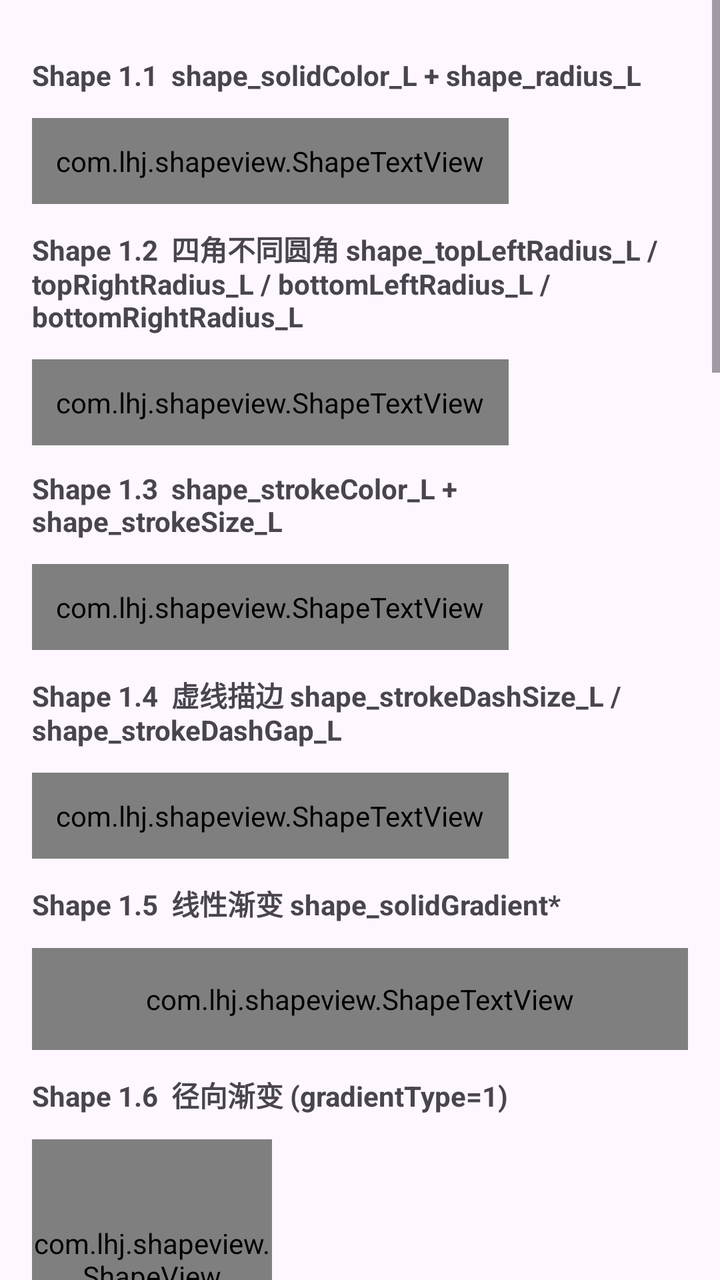
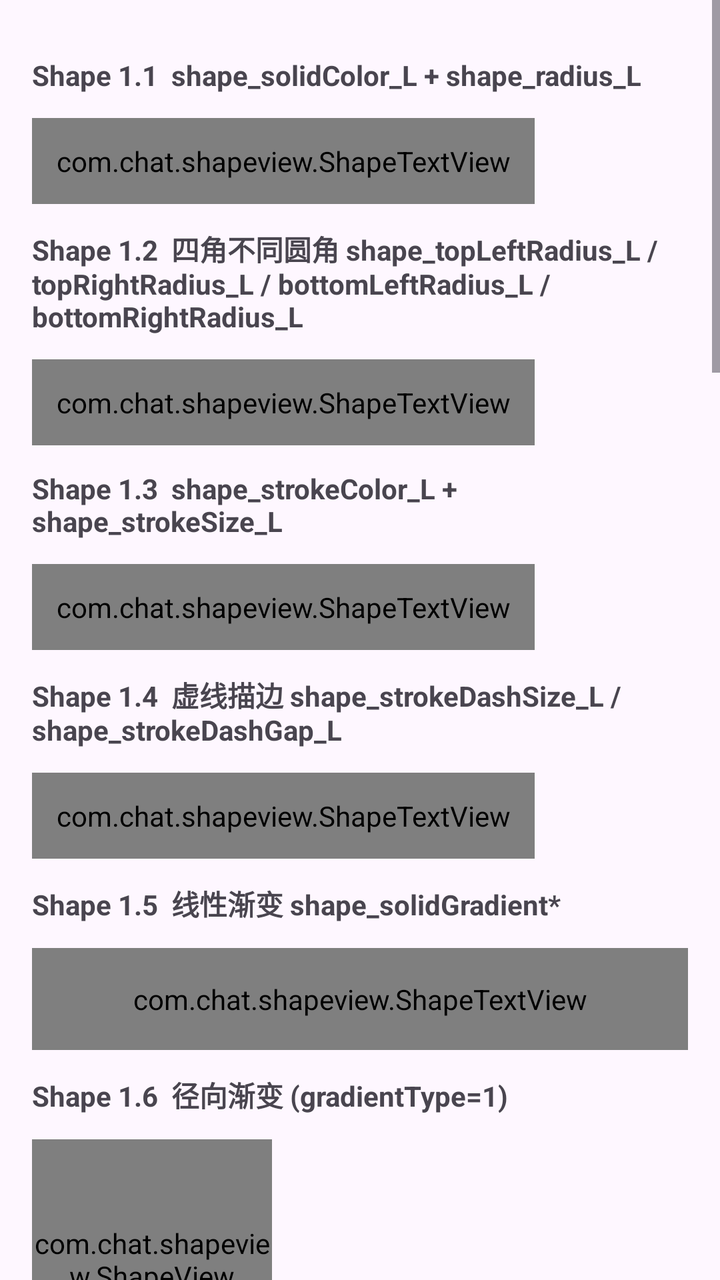

Screens rendered from an Android XML layout before and after an edit, with the pre-edit source and the edit as a unified diff.
<!-- AndroidManifest.xml: application theme Theme.MyApplication -->
<!-- res/layout/activity_view.xml -->
<?xml version="1.0" encoding="utf-8"?>
<ScrollView xmlns:android="http://schemas.android.com/apk/res/android"
    xmlns:app="http://schemas.android.com/apk/res-auto"
    xmlns:tools="http://schemas.android.com/tools"
    android:id="@+id/main"
    android:layout_width="match_parent"
    android:layout_height="match_parent"
    android:fillViewport="true"
    tools:context=".ViewActivity">

    <LinearLayout
        android:layout_width="match_parent"
        android:layout_height="wrap_content"
        android:orientation="vertical"
        android:padding="16dp">


        
        
        

        <TextView
            android:layout_width="wrap_content"
            android:layout_height="wrap_content"
            android:paddingVertical="12dp"
            android:text="Shape 1.1  shape_solidColor_L + shape_radius_L"
            android:textStyle="bold" />

        <com.lhj.shapeview.ShapeTextView
            android:layout_width="wrap_content"
            android:layout_height="wrap_content"
            android:gravity="center"
            android:padding="12dp"
            android:text="实心 + 圆角"
            android:textColor="#FFFFFF"
            app:shape_radius_L="8dp"
            app:shape_solidColor_L="#3F51B5" />


        <TextView
            android:layout_width="wrap_content"
            android:layout_height="wrap_content"
            android:paddingVertical="12dp"
            android:text="Shape 1.2  四角不同圆角 shape_topLeftRadius_L / topRightRadius_L / bottomLeftRadius_L / bottomRightRadius_L"
            android:textStyle="bold" />

        <com.lhj.shapeview.ShapeTextView
            android:layout_width="wrap_content"
            android:layout_height="wrap_content"
            android:gravity="center"
            android:padding="12dp"
            android:text="左上 16dp / 右下 16dp"
            android:textColor="#FFFFFF"
            app:shape_bottomRightRadius_L="16dp"
            app:shape_solidColor_L="#009688"
            app:shape_topLeftRadius_L="16dp" />


        <TextView
            android:layout_width="wrap_content"
            android:layout_height="wrap_content"
            android:paddingVertical="12dp"
            android:text="Shape 1.3  shape_strokeColor_L + shape_strokeSize_L"
            android:textStyle="bold" />

        <com.lhj.shapeview.ShapeTextView
            android:layout_width="wrap_content"
            android:layout_height="wrap_content"
            android:gravity="center"
            android:padding="12dp"
            android:text="描边 2dp + 半透明红"
            android:textColor="#E91E63"
            app:shape_radius_L="6dp"
            app:shape_solidColor_L="#FFF0F4"
            app:shape_strokeColor_L="#E91E63"
            app:shape_strokeSize_L="2dp" />


        <TextView
            android:layout_width="wrap_content"
            android:layout_height="wrap_content"
            android:paddingVertical="12dp"
            android:text="Shape 1.4  虚线描边 shape_strokeDashSize_L / shape_strokeDashGap_L"
            android:textStyle="bold" />

        <com.lhj.shapeview.ShapeTextView
            android:layout_width="wrap_content"
            android:layout_height="wrap_content"
            android:gravity="center"
            android:padding="12dp"
            android:text="虚线 6dp 间距 4dp"
            android:textColor="#FF9800"
            app:shape_radius_L="6dp"
            app:shape_solidColor_L="#FFFFFF"
            app:shape_strokeColor_L="#FF9800"
            app:shape_strokeDashGap_L="4dp"
            app:shape_strokeDashSize_L="6dp"
            app:shape_strokeSize_L="2dp" />


        <TextView
            android:layout_width="wrap_content"
            android:layout_height="wrap_content"
            android:paddingVertical="12dp"
            android:text="Shape 1.5  线性渐变 shape_solidGradient*"
            android:textStyle="bold" />

        <com.lhj.shapeview.ShapeTextView
            android:layout_width="match_parent"
            android:layout_height="wrap_content"
            android:gravity="center"
            android:padding="16dp"
            android:text="左→中→右 三段渐变 (LEFT_RIGHT)"
            android:textColor="#FFFFFF"
            app:shape_radius_L="8dp"
            app:shape_solidGradientCenterColor_L="#9C27B0"
            app:shape_solidGradientEndColor_L="#03A9F4"
            app:shape_solidGradientOrientation_L="leftToRight"
            app:shape_solidGradientStartColor_L="#F44336"
            app:shape_solidGradientType_L="linear" />


        <TextView
            android:layout_width="wrap_content"
            android:layout_height="wrap_content"
            android:paddingVertical="12dp"
            android:text="Shape 1.6  径向渐变 (gradientType=1)"
            android:textStyle="bold" />

        <com.lhj.shapeview.ShapeView
            android:layout_width="120dp"
            android:layout_height="120dp"
            app:shape_radius_L="60dp"
            app:shape_solidGradientCenterX_L="0.5"
            app:shape_solidGradientCenterY_L="0.5"
            app:shape_solidGradientEndColor_L="#1A237E"
            app:shape_solidGradientRadius_L="60dp"
            app:shape_solidGradientStartColor_L="#FFEB3B"
            app:shape_solidGradientType_L="radial" />


        <TextView
            android:layout_width="wrap_content"
            android:layout_height="wrap_content"
            android:paddingVertical="12dp"
            android:text="Shape 1.7  按压/选中态颜色 shape_solidPressedColor_L 等"
            android:textStyle="bold" />

        <com.lhj.shapeview.ShapeButton
            android:id="@+id/btn_color"
            android:layout_width="wrap_content"
            android:layout_height="wrap_content"
            android:text="按一下试试"
            android:textColor="#FFFFFF"
            app:shape_radius_L="24dp"
            app:shape_solidColor_L="#2196F3"
            app:shape_solidDisabledColor_L="#1F1E1E"
            app:shape_solidPressedColor_L="#FFC107"
            app:shape_solidSelectedColor_L="#3ABF3F" />


        <TextView
            android:layout_width="wrap_content"
            android:layout_height="wrap_content"
            android:paddingVertical="12dp"
            android:text="Shape 1.8  椭圆 shape_L=1"
            android:textStyle="bold" />

        <com.lhj.shapeview.ShapeView
            android:layout_width="120dp"
            android:layout_height="60dp"
            app:shape_L="oval"
            app:shape_solidColor_L="#4CAF50"
            app:shape_strokeColor_L="#1B5E20"
            app:shape_strokeSize_L="2dp" />


        <TextView
            android:layout_width="wrap_content"
            android:layout_height="wrap_content"
            android:paddingVertical="12dp"
            android:textColor="@color/black"
            android:text="Shape 1.9  圆环 shape_L=3 + shape_innerRadiusRatio_L / shape_thicknessRatio_L"
            android:textStyle="bold" />

        <com.lhj.shapeview.ShapeView
            android:layout_width="100dp"
            android:layout_height="100dp"
            app:shape_L="ring"
            app:shape_innerRadiusRatio_L="3"
            app:shape_solidColor_L="#FF5722"
            app:shape_thicknessRatio_L="9"
            app:shape_useLevel_L="false" />


        <TextView
            android:layout_width="wrap_content"
            android:layout_height="wrap_content"
            android:paddingVertical="12dp"
            android:textColor="@color/black"
            android:text="Shape 1.10  线条 shape_L=2 + shape_lineGravity_L"
            android:textStyle="bold" />

        <com.lhj.shapeview.ShapeView
            android:layout_width="match_parent"
            android:layout_height="20dp"
            app:shape_L="line"
            app:shape_lineGravity_L="center"
            app:shape_strokeColor_L="#607D8B"
            app:shape_strokeDashGap_L="4dp"
            app:shape_strokeDashSize_L="8dp"
            app:shape_strokeSize_L="2dp" />


        <TextView
            android:layout_width="wrap_content"
            android:layout_height="wrap_content"
            android:textColor="@color/black"
            android:text="Shape 1.11  显式 shape_width_L / shape_height_L"
            android:textStyle="bold" />

        <com.lhj.shapeview.ShapeView
            android:layout_width="wrap_content"
            android:layout_height="wrap_content"
            app:shape_height_L="48dp"
            app:shape_radius_L="24dp"
            app:shape_solidColor_L="#795548"
            app:shape_width_L="160dp" />


        <View
            android:layout_width="match_parent"
            android:layout_height="1dp"
            android:layout_marginVertical="24dp"
            android:background="#DDDDDD" />


        
        
        

        <TextView
            android:layout_width="wrap_content"
            android:layout_height="wrap_content"
            android:paddingVertical="12dp"
            android:text="Shadow 2.1  仅 shape_shadowElevation_L (系统默认黑色阴影，无 ambient 硬边)"
            android:textStyle="bold" />

        <com.lhj.shapeview.ShapeTextView
            android:layout_width="wrap_content"
            android:layout_height="wrap_content"
            android:gravity="center"
            android:padding="16dp"
            android:text="只设 elevation = 6dp"
            android:textColor="#212121"
            app:shape_radius_L="8dp"
            app:shape_shadowElevation_L="6dp"
            app:shape_solidColor_L="#FFFFFF" />


        <TextView
            android:layout_width="wrap_content"
            android:layout_height="wrap_content"
            android:paddingVertical="12dp"
            android:text="Shadow 2.2  shape_shadowSpotColor_L (主光彩色，ambient 自动透明)"
            android:textStyle="bold" />

        <com.lhj.shapeview.ShapeTextView
            android:layout_width="wrap_content"
            android:layout_height="wrap_content"
            android:gravity="center"
            android:padding="20dp"
            android:text="spotColor = #FF4081"
            android:textColor="#212121"
            app:shape_radius_L="8dp"
            app:shape_shadowElevation_L="4dp"
            app:shape_shadowSpotColor_L="#FF4081"/>


        <TextView
            android:layout_width="wrap_content"
            android:layout_height="wrap_content"
            android:paddingVertical="12dp"
            android:text="Shadow 2.3  shape_shadowAmbientColor_L (环境光彩色，spot 自动透明)"
            android:textStyle="bold" />

        <com.lhj.shapeview.ShapeTextView
            android:layout_width="wrap_content"
            android:layout_height="wrap_content"
            android:gravity="center"
            android:padding="16dp"
            android:text="ambientColor = #00BCD4"
            android:textColor="#212121"
            app:shape_radius_L="8dp"
            app:shape_shadowAmbientColor_L="#00BCD4"
            app:shape_shadowElevation_L="8dp"
            app:shape_solidColor_L="#FFFFFF" />


        <TextView
            android:layout_width="wrap_content"
            android:layout_height="wrap_content"
            android:paddingVertical="12dp"
            android:text="Shadow 2.4  spot + ambient 同时设(各自原值，互不影响)"
            android:textStyle="bold" />

        <com.lhj.shapeview.ShapeTextView
            android:layout_width="wrap_content"
            android:layout_height="wrap_content"
            android:gravity="center"
            android:padding="16dp"
            android:text="spot=#7C4DFF / ambient=#1A7C4DFF"
            android:textColor="#212121"
            app:shape_radius_L="8dp"
            app:shape_shadowAmbientColor_L="#1A7C4DFF"
            app:shape_shadowElevation_L="10dp"
            app:shape_shadowSpotColor_L="#7C4DFF"
            app:shape_solidColor_L="#FFFFFF" />


        <TextView
            android:layout_width="wrap_content"
            android:layout_height="wrap_content"
            android:paddingVertical="12dp"
            android:text="Shadow 2.5  shape_shadowMaxElevation_L (兼容计算用的最大阴影高度)"
            android:textStyle="bold" />

        <com.lhj.shapeview.ShapeTextView
            android:layout_width="wrap_content"
            android:layout_height="wrap_content"
            android:gravity="center"
            android:padding="16dp"
            android:text="elevation=4dp / max=12dp"
            android:textColor="#212121"
            app:shape_radius_L="8dp"
            app:shape_shadowElevation_L="4dp"
            app:shape_shadowMaxElevation_L="12dp"
            app:shape_shadowSpotColor_L="#33000000"
            app:shape_solidColor_L="#FFFFFF" />


        <TextView
            android:layout_width="wrap_content"
            android:layout_height="wrap_content"
            android:paddingVertical="12dp"
            android:text="Shadow 2.10  shape_shadowUseCompatPadding_L / shape_shadowPreventCornerOverlap_L"
            android:textStyle="bold" />

        <com.lhj.shapeview.ShapeTextView
            android:layout_width="wrap_content"
            android:layout_height="wrap_content"
            android:gravity="center"
            android:padding="16dp"
            android:text="compat=true / preventOverlap=true"
            android:textColor="#212121"
            app:shape_radius_L="12dp"
            app:shape_shadowElevation_L="6dp"
            app:shape_shadowPreventCornerOverlap_L="true"
            app:shape_shadowSpotColor_L="#33000000"
            app:shape_shadowUseCompatPadding_L="true"
            app:shape_solidColor_L="#FFFFFF" />


        <View
            android:layout_width="match_parent"
            android:layout_height="1dp"
            android:layout_marginVertical="24dp"
            android:background="#DDDDDD" />


        
        
        

        <TextView
            android:layout_width="wrap_content"
            android:layout_height="wrap_content"
            android:paddingVertical="12dp"
            android:text="Combo  Shape 渐变 + Shadow 彩色阴影 + 圆角同步到 outline"
            android:textStyle="bold" />

        <com.lhj.shapeview.ShapeLinearLayout
            android:layout_width="match_parent"
            android:layout_height="wrap_content"
            android:layout_marginBottom="24dp"
            android:orientation="vertical"
            android:layout_marginTop="10dp"
            android:paddingStart="10dp"
            android:paddingTop="10dp"
            android:paddingBottom="10dp"
            android:paddingEnd="10dp"
            app:shape_radius_L="12dp"
            app:shape_shadowElevation_L="5dp"
            app:shape_shadowSpotColor_L="#FF5722"
            app:shape_solidGradientEndColor_L="#311B92"
            app:shape_solidGradientOrientation_L="topLeftToBottomRight"
            app:shape_solidGradientStartColor_L="#6200EE">

            <TextView
                android:layout_width="wrap_content"
                android:layout_height="wrap_content"
                android:text="标题"
                android:textColor="#FFFFFF"
                android:textSize="16sp"
                android:textStyle="bold" />

            <TextView
                android:layout_width="match_parent"
                android:layout_height="wrap_content"
                android:paddingTop="8dp"
                android:text="渐变背景 + 紫色阴影 + 12dp 圆角，shadow padding 自动留出"
                android:textColor="#E1BEE7"
                android:textSize="13sp" />
        </com.lhj.shapeview.ShapeLinearLayout>


        <com.lhj.shapeview.ShapeEditText
            android:layout_width="100dp"
            android:layout_height="wrap_content"
            android:padding="10dp"
            app:layout_constraintBottom_toBottomOf="parent"
            app:layout_constraintEnd_toEndOf="parent"
            app:shape_shadowElevation_L="3dp"
            app:layout_constraintStart_toStartOf="parent"
            app:layout_constraintTop_toTopOf="parent"
            app:shape_shadowSpotColor_L="#FF00FF"
            app:shape_shadowOffsetY_L="4dp"
            app:shape_shadowOffsetX_L="2dp"
            app:shape_strokeSize_L="1dp"
            app:shape_strokeColor_L="@color/black"
            app:shape_radius_L="8dp"
            app:shape_solidColor_L="@color/white" />
    </LinearLayout>
</ScrollView>
<!-- resources referenced by this layout -->
<resources>
  <color name="black">#FF000000</color>
  <color name="white">#FFFFFFFF</color>
  <style name="Theme.MyApplication" parent="Base.Theme.MyApplication" />
  <style name="Base.Theme.MyApplication" parent="Theme.Material3.DayNight.NoActionBar">
          
          
      </style>
</resources>

<!-- the commit's change to res/layout/activity_view.xml (unified diff, before → after) -->
@@ -26,7 +26,7 @@
             android:text="Shape 1.1  shape_solidColor_L + shape_radius_L"
             android:textStyle="bold" />
 
-        <com.lhj.shapeview.ShapeTextView
+        <com.chat.shapeview.ShapeTextView
             android:layout_width="wrap_content"
             android:layout_height="wrap_content"
             android:gravity="center"
@@ -44,7 +44,7 @@
             android:text="Shape 1.2  四角不同圆角 shape_topLeftRadius_L / topRightRadius_L / bottomLeftRadius_L / bottomRightRadius_L"
             android:textStyle="bold" />
 
-        <com.lhj.shapeview.ShapeTextView
+        <com.chat.shapeview.ShapeTextView
             android:layout_width="wrap_content"
             android:layout_height="wrap_content"
             android:gravity="center"
@@ -63,7 +63,7 @@
             android:text="Shape 1.3  shape_strokeColor_L + shape_strokeSize_L"
             android:textStyle="bold" />
 
-        <com.lhj.shapeview.ShapeTextView
+        <com.chat.shapeview.ShapeTextView
             android:layout_width="wrap_content"
             android:layout_height="wrap_content"
             android:gravity="center"
@@ -83,7 +83,7 @@
             android:text="Shape 1.4  虚线描边 shape_strokeDashSize_L / shape_strokeDashGap_L"
             android:textStyle="bold" />
 
-        <com.lhj.shapeview.ShapeTextView
+        <com.chat.shapeview.ShapeTextView
             android:layout_width="wrap_content"
             android:layout_height="wrap_content"
             android:gravity="center"
@@ -105,7 +105,7 @@
             android:text="Shape 1.5  线性渐变 shape_solidGradient*"
             android:textStyle="bold" />
 
-        <com.lhj.shapeview.ShapeTextView
+        <com.chat.shapeview.ShapeTextView
             android:layout_width="match_parent"
             android:layout_height="wrap_content"
             android:gravity="center"
@@ -127,7 +127,7 @@
             android:text="Shape 1.6  径向渐变 (gradientType=1)"
             android:textStyle="bold" />
 
-        <com.lhj.shapeview.ShapeView
+        <com.chat.shapeview.ShapeView
             android:layout_width="120dp"
             android:layout_height="120dp"
             app:shape_radius_L="60dp"
@@ -146,7 +146,7 @@
             android:text="Shape 1.7  按压/选中态颜色 shape_solidPressedColor_L 等"
             android:textStyle="bold" />
 
-        <com.lhj.shapeview.ShapeButton
+        <com.chat.shapeview.ShapeButton
             android:id="@+id/btn_color"
             android:layout_width="wrap_content"
             android:layout_height="wrap_content"
@@ -166,7 +166,7 @@
             android:text="Shape 1.8  椭圆 shape_L=1"
             android:textStyle="bold" />
 
-        <com.lhj.shapeview.ShapeView
+        <com.chat.shapeview.ShapeView
             android:layout_width="120dp"
             android:layout_height="60dp"
             app:shape_L="oval"
@@ -183,7 +183,7 @@
             android:text="Shape 1.9  圆环 shape_L=3 + shape_innerRadiusRatio_L / shape_thicknessRatio_L"
             android:textStyle="bold" />
 
-        <com.lhj.shapeview.ShapeView
+        <com.chat.shapeview.ShapeView
             android:layout_width="100dp"
             android:layout_height="100dp"
             app:shape_L="ring"
@@ -201,7 +201,7 @@
             android:text="Shape 1.10  线条 shape_L=2 + shape_lineGravity_L"
             android:textStyle="bold" />
 
-        <com.lhj.shapeview.ShapeView
+        <com.chat.shapeview.ShapeView
             android:layout_width="match_parent"
             android:layout_height="20dp"
             app:shape_L="line"
@@ -219,7 +219,7 @@
             android:text="Shape 1.11  显式 shape_width_L / shape_height_L"
             android:textStyle="bold" />
 
-        <com.lhj.shapeview.ShapeView
+        <com.chat.shapeview.ShapeView
             android:layout_width="wrap_content"
             android:layout_height="wrap_content"
             app:shape_height_L="48dp"
@@ -246,7 +246,7 @@
             android:text="Shadow 2.1  仅 shape_shadowElevation_L (系统默认黑色阴影，无 ambient 硬边)"
             android:textStyle="bold" />
 
-        <com.lhj.shapeview.ShapeTextView
+        <com.chat.shapeview.ShapeTextView
             android:layout_width="wrap_content"
             android:layout_height="wrap_content"
             android:gravity="center"
@@ -265,7 +265,7 @@
             android:text="Shadow 2.2  shape_shadowSpotColor_L (主光彩色，ambient 自动透明)"
             android:textStyle="bold" />
 
-        <com.lhj.shapeview.ShapeTextView
+        <com.chat.shapeview.ShapeTextView
             android:layout_width="wrap_content"
             android:layout_height="wrap_content"
             android:gravity="center"
@@ -284,7 +284,7 @@
             android:text="Shadow 2.3  shape_shadowAmbientColor_L (环境光彩色，spot 自动透明)"
             android:textStyle="bold" />
 
-        <com.lhj.shapeview.ShapeTextView
+        <com.chat.shapeview.ShapeTextView
             android:layout_width="wrap_content"
             android:layout_height="wrap_content"
             android:gravity="center"
@@ -304,7 +304,7 @@
             android:text="Shadow 2.4  spot + ambient 同时设(各自原值，互不影响)"
             android:textStyle="bold" />
 
-        <com.lhj.shapeview.ShapeTextView
+        <com.chat.shapeview.ShapeTextView
             android:layout_width="wrap_content"
             android:layout_height="wrap_content"
             android:gravity="center"
@@ -325,7 +325,7 @@
             android:text="Shadow 2.5  shape_shadowMaxElevation_L (兼容计算用的最大阴影高度)"
             android:textStyle="bold" />
 
-        <com.lhj.shapeview.ShapeTextView
+        <com.chat.shapeview.ShapeTextView
             android:layout_width="wrap_content"
             android:layout_height="wrap_content"
             android:gravity="center"
@@ -346,7 +346,7 @@
             android:text="Shadow 2.10  shape_shadowUseCompatPadding_L / shape_shadowPreventCornerOverlap_L"
             android:textStyle="bold" />
 
-        <com.lhj.shapeview.ShapeTextView
+        <com.chat.shapeview.ShapeTextView
             android:layout_width="wrap_content"
             android:layout_height="wrap_content"
             android:gravity="center"
@@ -379,7 +379,7 @@
             android:text="Combo  Shape 渐变 + Shadow 彩色阴影 + 圆角同步到 outline"
             android:textStyle="bold" />
 
-        <com.lhj.shapeview.ShapeLinearLayout
+        <com.chat.shapeview.ShapeLinearLayout
             android:layout_width="match_parent"
             android:layout_height="wrap_content"
             android:layout_marginBottom="24dp"
@@ -411,10 +411,10 @@
                 android:text="渐变背景 + 紫色阴影 + 12dp 圆角，shadow padding 自动留出"
                 android:textColor="#E1BEE7"
                 android:textSize="13sp" />
-        </com.lhj.shapeview.ShapeLinearLayout>
-
-
-        <com.lhj.shapeview.ShapeEditText
+        </com.chat.shapeview.ShapeLinearLayout>
+
+
+        <com.chat.shapeview.ShapeEditText
             android:layout_width="100dp"
             android:layout_height="wrap_content"
             android:padding="10dp"
